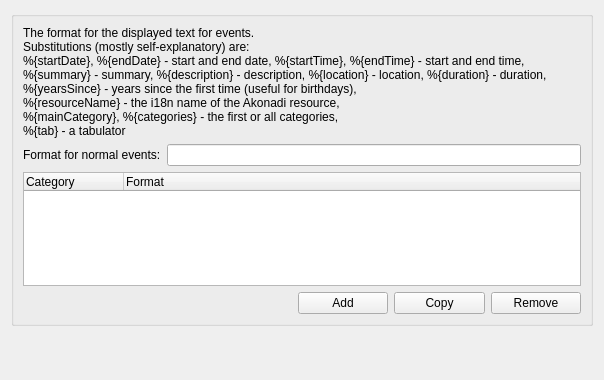
First picture: the form in src/eventappletformatconfig.ui, repository KDE/plasmoid-eventlist, before the edit.
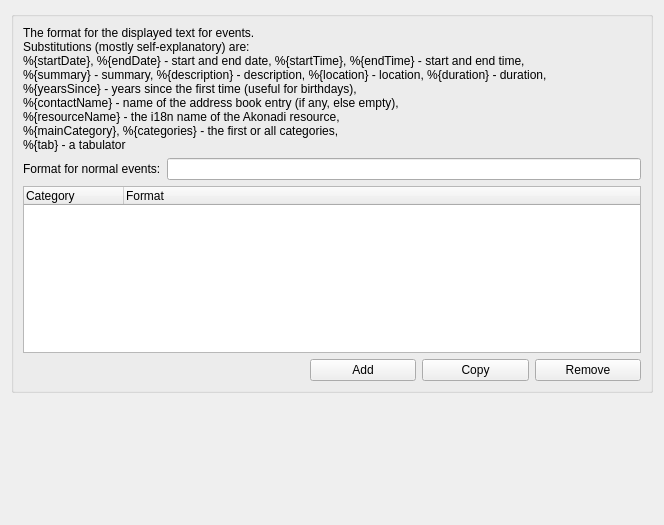
Second picture: the form after the edit. Custom widgets are drawn as their Qt base class.

Commit message:
add contact name to possible substitutions
only for events from kabc like birthdays,
else string is empty

```diff
--- a/src/eventappletformatconfig.ui
+++ b/src/eventappletformatconfig.ui
@@ -6,8 +6,8 @@
    <rect>
     <x>0</x>
     <y>0</y>
-    <width>604</width>
-    <height>380</height>
+    <width>664</width>
+    <height>525</height>
    </rect>
   </property>
   <layout class="QVBoxLayout" name="verticalLayout">
@@ -25,6 +25,7 @@
 %{startDate}, %{endDate} - start and end date, %{startTime}, %{endTime} - start and end time,
 %{summary} - summary, %{description} - description, %{location} - location, %{duration} - duration,
 %{yearsSince} - years since the first time (useful for birthdays),
+%{contactName} - name of the address book entry (if any, else empty),
 %{resourceName} - the i18n name of the Akonadi resource,
 %{mainCategory}, %{categories} - the first or all categories,
 %{tab} - a tabulator</string>
@@ -116,6 +117,9 @@
      <property name="orientation">
       <enum>Qt::Vertical</enum>
      </property>
+     <property name="sizeType">
+      <enum>QSizePolicy::MinimumExpanding</enum>
+     </property>
      <property name="sizeHint" stdset="0">
       <size>
        <width>20</width>
```
The commit also changes 2 other files.
